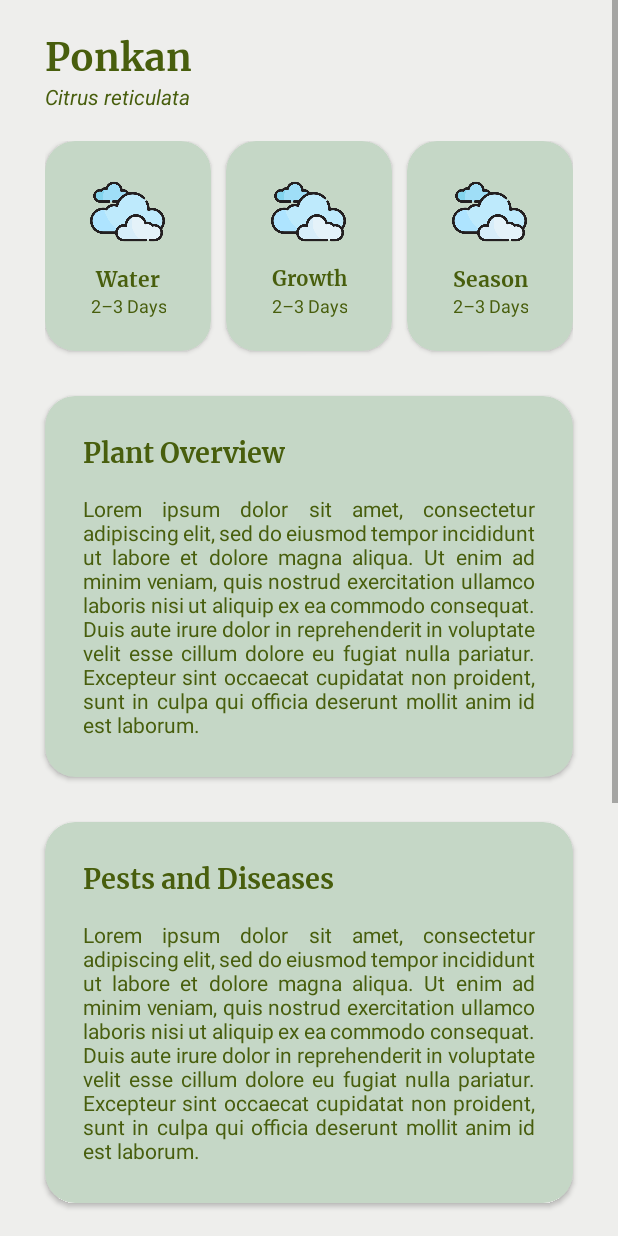
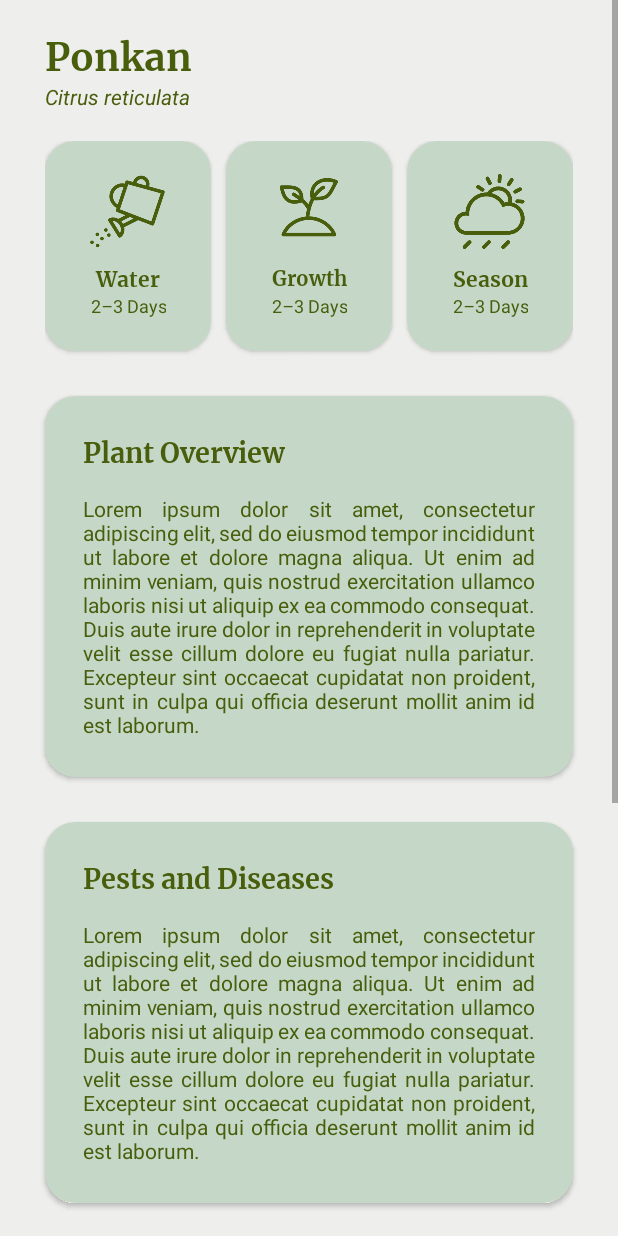
Before and after one commit to KonoDi00Da/plantaid_redesign, an Android app: the fragment PlantInfoFragment shown on its own in the app's theme, on a phone screen of 412 x 824 dp. Run offline under Robolectric (Android 15) with nearby library versions, the light colour scheme and no system bars; our stand-ins replace Firebase (no records; nobody signed in at launch, a user with empty details on screens opened directly); libraries missing offline, so code that uses them is left out: com.github.hariprasanths.bounceview; 4 statements that could not run were skipped.

Commit message:
plant info

```diff
--- a/app/src/main/res/layout/fragment_plant_info.xml
+++ b/app/src/main/res/layout/fragment_plant_info.xml
@@ -64,7 +64,8 @@
                         android:layout_width="50dp"
                         android:layout_height="50dp"
                         android:layout_gravity="center_horizontal"
-                        android:src="@drawable/cloudy" />
+                        android:src="@drawable/ic_water"
+                        app:tint="@color/dark_green" />
 
                     <TextView
                         android:id="@+id/txtWater"
@@ -81,11 +82,13 @@
 
                     <TextView
                         android:id="@+id/txtWaterDays"
+                        android:textAlignment="center"
                         android:layout_width="wrap_content"
                         android:layout_height="wrap_content"
                         android:gravity="center_horizontal"
                         android:textColor="@color/dark_green"
                         android:textSize="12sp"
+                        android:maxLines="2"
                         android:text="@string/_2_3_days" />
                 </LinearLayout>
             </androidx.cardview.widget.CardView>
@@ -114,7 +117,8 @@
                         android:layout_width="50dp"
                         android:layout_height="50dp"
                         android:layout_gravity="center_horizontal"
-                        android:src="@drawable/cloudy" />
+                        android:src="@drawable/ic_growth"
+                        app:tint="@color/dark_green"/>
 
                     <TextView
                         android:id="@+id/txtGrowth"
@@ -131,6 +135,7 @@
 
                     <TextView
                         android:id="@+id/txtGrowthDays"
+                        android:textAlignment="center"
                         android:layout_width="wrap_content"
                         android:layout_height="wrap_content"
                         android:gravity="center_horizontal"
@@ -163,7 +168,8 @@
                         android:layout_width="50dp"
                         android:layout_height="50dp"
                         android:layout_gravity="center_horizontal"
-                        android:src="@drawable/cloudy" />
+                        android:src="@drawable/ic_season"
+                        app:tint="@color/dark_green"/>
 
                     <TextView
                         android:id="@+id/txtSeason"
@@ -180,6 +186,7 @@
 
                     <TextView
                         android:id="@+id/txtSeasonDays"
+                        android:textAlignment="center"
                         android:layout_width="wrap_content"
                         android:layout_height="wrap_content"
                         android:gravity="center_horizontal"
```
